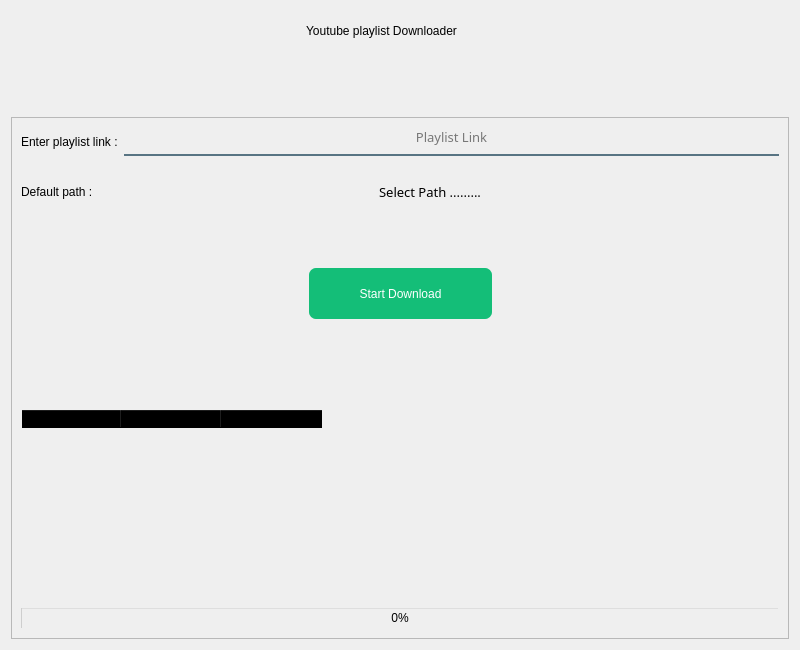
First picture: the form in forms/main_view.ui, repository Abdel-RahmanSaied/Eazy_Downloader, before the edit.
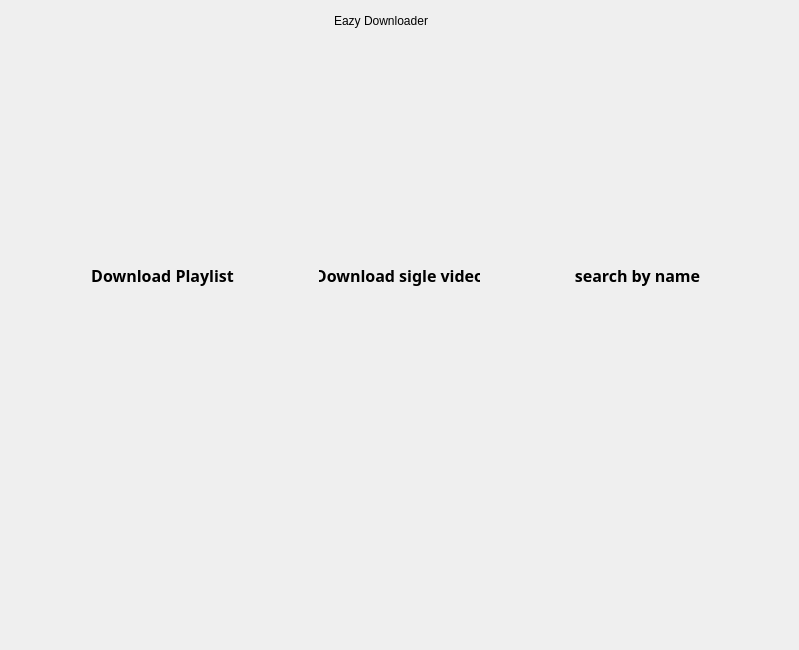
Second picture: the form after the edit. Icons and pictures are not drawn.

Commit message: single video added

```diff
--- a/forms/main_view.ui
+++ b/forms/main_view.ui
@@ -6,7 +6,7 @@
    <rect>
     <x>0</x>
     <y>0</y>
-    <width>800</width>
+    <width>799</width>
     <height>650</height>
    </rect>
   </property>
@@ -19,23 +19,286 @@
   <property name="windowTitle">
    <string>Form</string>
   </property>
-  <layout class="QGridLayout" name="gridLayout_2">
-   <item row="1" column="0">
-    <spacer name="verticalSpacer_3">
+  <layout class="QGridLayout" name="gridLayout">
+   <item row="3" column="0">
+    <spacer name="verticalSpacer">
      <property name="orientation">
       <enum>Qt::Vertical</enum>
      </property>
-     <property name="sizeType">
-      <enum>QSizePolicy::Fixed</enum>
-     </property>
      <property name="sizeHint" stdset="0">
       <size>
        <width>20</width>
-       <height>60</height>
+       <height>322</height>
       </size>
      </property>
     </spacer>
    </item>
+   <item row="2" column="0">
+    <layout class="QHBoxLayout" name="horizontalLayout">
+     <item>
+      <spacer name="horizontalSpacer_4">
+       <property name="orientation">
+        <enum>Qt::Horizontal</enum>
+       </property>
+       <property name="sizeHint" stdset="0">
+        <size>
+         <width>40</width>
+         <height>20</height>
+        </size>
+       </property>
+      </spacer>
+     </item>
+     <item>
+      <layout class="QVBoxLayout" name="verticalLayout_3">
+       <item>
+        <widget class="QPushButton" name="dwnlod_playlist_btn">
+         <property name="minimumSize">
+          <size>
+           <width>161</width>
+           <height>161</height>
+          </size>
+         </property>
+         <property name="maximumSize">
+          <size>
+           <width>161</width>
+           <height>161</height>
+          </size>
+         </property>
+         <property name="styleSheet">
+          <string notr="true">QPushButton {
+
+    padding: 2px;
+    font: bold 15px;
+    border-width: 6px;
+    border-radius: 10px;
+    border-color: #2752B8;
+}
+QPushButton:hover {
+    background-color: #827397;
+}</string>
+         </property>
+         <property name="text">
+          <string/>
+         </property>
+         <property name="icon">
+          <iconset resource="app_resources.qrc">
+           <normaloff>:/icons/images/down.png</normaloff>:/icons/images/down.png</iconset>
+         </property>
+         <property name="iconSize">
+          <size>
+           <width>150</width>
+           <height>150</height>
+          </size>
+         </property>
+        </widget>
+       </item>
+       <item>
+        <widget class="QLabel" name="label_11">
+         <property name="maximumSize">
+          <size>
+           <width>161</width>
+           <height>16777215</height>
+          </size>
+         </property>
+         <property name="font">
+          <font>
+           <family>Acumin Pro</family>
+           <pointsize>12</pointsize>
+           <weight>75</weight>
+           <bold>true</bold>
+          </font>
+         </property>
+         <property name="text">
+          <string>Download Playlist</string>
+         </property>
+         <property name="alignment">
+          <set>Qt::AlignCenter</set>
+         </property>
+        </widget>
+       </item>
+      </layout>
+     </item>
+     <item>
+      <spacer name="horizontalSpacer">
+       <property name="orientation">
+        <enum>Qt::Horizontal</enum>
+       </property>
+       <property name="sizeHint" stdset="0">
+        <size>
+         <width>40</width>
+         <height>20</height>
+        </size>
+       </property>
+      </spacer>
+     </item>
+     <item>
+      <layout class="QVBoxLayout" name="verticalLayout_2">
+       <item>
+        <widget class="QPushButton" name="dwnlod_video_btn">
+         <property name="minimumSize">
+          <size>
+           <width>161</width>
+           <height>161</height>
+          </size>
+         </property>
+         <property name="maximumSize">
+          <size>
+           <width>161</width>
+           <height>161</height>
+          </size>
+         </property>
+         <property name="styleSheet">
+          <string notr="true">QPushButton {
+
+    padding: 2px;
+    font: bold 15px;
+    border-width: 6px;
+    border-radius: 10px;
+    border-color: #2752B8;
+}
+QPushButton:hover {
+    background-color: #827397;
+}</string>
+         </property>
+         <property name="text">
+          <string/>
+         </property>
+         <property name="icon">
+          <iconset resource="app_resources.qrc">
+           <normaloff>:/icons/images/icons8.png</normaloff>:/icons/images/icons8.png</iconset>
+         </property>
+         <property name="iconSize">
+          <size>
+           <width>150</width>
+           <height>150</height>
+          </size>
+         </property>
+        </widget>
+       </item>
+       <item>
+        <widget class="QLabel" name="label_12">
+         <property name="maximumSize">
+          <size>
+           <width>161</width>
+           <height>16777215</height>
+          </size>
+         </property>
+         <property name="font">
+          <font>
+           <family>Acumin Pro</family>
+           <pointsize>12</pointsize>
+           <weight>75</weight>
+           <bold>true</bold>
+          </font>
+         </property>
+         <property name="text">
+          <string>Download sigle video</string>
+         </property>
+         <property name="alignment">
+          <set>Qt::AlignCenter</set>
+         </property>
+        </widget>
+       </item>
+      </layout>
+     </item>
+     <item>
+      <spacer name="horizontalSpacer_2">
+       <property name="orientation">
+        <enum>Qt::Horizontal</enum>
+       </property>
+       <property name="sizeHint" stdset="0">
+        <size>
+         <width>40</width>
+         <height>20</height>
+        </size>
+       </property>
+      </spacer>
+     </item>
+     <item>
+      <layout class="QVBoxLayout" name="verticalLayout">
+       <item>
+        <widget class="QPushButton" name="search_song_btn">
+         <property name="minimumSize">
+          <size>
+           <width>161</width>
+           <height>161</height>
+          </size>
+         </property>
+         <property name="maximumSize">
+          <size>
+           <width>161</width>
+           <height>161</height>
+          </size>
+         </property>
+         <property name="styleSheet">
+          <string notr="true">QPushButton {
+
+    padding: 2px;
+    font: bold 15px;
+    border-width: 6px;
+    border-radius: 10px;
+    border-color: #2752B8;
+}
+QPushButton:hover {
+    background-color: #827397;
+}</string>
+         </property>
+         <property name="text">
+          <string/>
+         </property>
+         <property name="icon">
+          <iconset resource="app_resources.qrc">
+           <normaloff>:/icons/images/icons8-search-50.png</normaloff>:/icons/images/icons8-search-50.png</iconset>
+         </property>
+         <property name="iconSize">
+          <size>
+           <width>100</width>
+           <height>100</height>
+          </size>
+         </property>
+        </widget>
+       </item>
+       <item>
+        <widget class="QLabel" name="label_13">
+         <property name="maximumSize">
+          <size>
+           <width>161</width>
+           <height>16777215</height>
+          </size>
+         </property>
+         <property name="font">
+          <font>
+           <family>Acumin Pro</family>
+           <pointsize>12</pointsize>
+           <weight>75</weight>
+           <bold>true</bold>
+          </font>
+         </property>
+         <property name="text">
+          <string>search by name</string>
+         </property>
+         <property name="alignment">
+          <set>Qt::AlignCenter</set>
+         </property>
+        </widget>
+       </item>
+      </layout>
+     </item>
+     <item>
+      <spacer name="horizontalSpacer_3">
+       <property name="orientation">
+        <enum>Qt::Horizontal</enum>
+       </property>
+       <property name="sizeHint" stdset="0">
+        <size>
+         <width>40</width>
+         <height>20</height>
+        </size>
+       </property>
+      </spacer>
+     </item>
+    </layout>
+   </item>
    <item row="0" column="0">
     <layout class="QHBoxLayout" name="horizontalLayout_4">
      <item>
@@ -60,7 +323,7 @@
 </string>
        </property>
        <property name="text">
-        <string>Youtube playlist Downloader</string>
+        <string>Eazy Downloader</string>
        </property>
        <property name="alignment">
         <set>Qt::AlignCenter</set>
@@ -109,344 +372,21 @@
      </item>
     </layout>
    </item>
-   <item row="2" column="0" rowspan="2">
-    <widget class="QFrame" name="frame">
-     <property name="frameShape">
-      <enum>QFrame::StyledPanel</enum>
+   <item row="1" column="0">
+    <spacer name="verticalSpacer_3">
+     <property name="orientation">
+      <enum>Qt::Vertical</enum>
      </property>
-     <property name="frameShadow">
-      <enum>QFrame::Raised</enum>
+     <property name="sizeType">
+      <enum>QSizePolicy::Fixed</enum>
      </property>
-     <layout class="QGridLayout" name="gridLayout">
-      <item row="0" column="0">
-       <layout class="QVBoxLayout" name="verticalLayout">
-        <item>
-         <layout class="QHBoxLayout" name="horizontalLayout">
-          <item>
-           <widget class="QLabel" name="label">
-            <property name="styleSheet">
-             <string notr="true">font: 14pt &quot;Acumin Pro&quot;;
-
- border-radius: 7px;
-</string>
-            </property>
-            <property name="text">
-             <string>Enter playlist link :</string>
-            </property>
-           </widget>
-          </item>
-          <item>
-           <widget class="QLineEdit" name="link_lin">
-            <property name="minimumSize">
-             <size>
-              <width>400</width>
-              <height>0</height>
-             </size>
-            </property>
-            <property name="font">
-             <font>
-              <family>Alex</family>
-              <pointsize>10</pointsize>
-             </font>
-            </property>
-            <property name="layoutDirection">
-             <enum>Qt::LeftToRight</enum>
-            </property>
-            <property name="styleSheet">
-             <string notr="true">background-color:rgba(0, 0, 0, 0);
-border:none;
-border-bottom:2px solid rgba(46, 82, 101, 200);
-
-padding-bottom:7px;</string>
-            </property>
-            <property name="inputMask">
-             <string/>
-            </property>
-            <property name="text">
-             <string/>
-            </property>
-            <property name="alignment">
-             <set>Qt::AlignCenter</set>
-            </property>
-            <property name="placeholderText">
-             <string>Playlist Link</string>
-            </property>
-           </widget>
-          </item>
-         </layout>
-        </item>
-        <item>
-         <spacer name="verticalSpacer">
-          <property name="orientation">
-           <enum>Qt::Vertical</enum>
-          </property>
-          <property name="sizeType">
-           <enum>QSizePolicy::Fixed</enum>
-          </property>
-          <property name="sizeHint" stdset="0">
-           <size>
-            <width>20</width>
-            <height>20</height>
-           </size>
-          </property>
-         </spacer>
-        </item>
-        <item>
-         <layout class="QHBoxLayout" name="horizontalLayout_2">
-          <item>
-           <widget class="QLabel" name="label_2">
-            <property name="maximumSize">
-             <size>
-              <width>130</width>
-              <height>16777215</height>
-             </size>
-            </property>
-            <property name="styleSheet">
-             <string notr="true">font: 14pt &quot;Acumin Pro&quot;;
-
- border-radius: 7px;
-</string>
-            </property>
-            <property name="text">
-             <string>Default path : </string>
-            </property>
-           </widget>
-          </item>
-          <item>
-           <spacer name="horizontalSpacer">
-            <property name="orientation">
-             <enum>Qt::Horizontal</enum>
-            </property>
-            <property name="sizeType">
-             <enum>QSizePolicy::Fixed</enum>
-            </property>
-            <property name="sizeHint" stdset="0">
-             <size>
-              <width>20</width>
-              <height>20</height>
-             </size>
-            </property>
-           </spacer>
-          </item>
-          <item>
-           <widget class="QLabel" name="path_lbl">
-            <property name="font">
-             <font>
-              <family>Alex</family>
-              <pointsize>10</pointsize>
-              <weight>50</weight>
-              <italic>false</italic>
-              <bold>false</bold>
-             </font>
-            </property>
-            <property name="styleSheet">
-             <string notr="true">
-
- border-radius: 7px;
-</string>
-            </property>
-            <property name="text">
-             <string>Select Path .........</string>
-            </property>
-            <property name="alignment">
-             <set>Qt::AlignCenter</set>
-            </property>
-           </widget>
-          </item>
-          <item>
-           <spacer name="horizontalSpacer_2">
-            <property name="orientation">
-             <enum>Qt::Horizontal</enum>
-            </property>
-            <property name="sizeType">
-             <enum>QSizePolicy::Fixed</enum>
-            </property>
-            <property name="sizeHint" stdset="0">
-             <size>
-              <width>20</width>
-              <height>20</height>
-             </size>
-            </property>
-           </spacer>
-          </item>
-          <item>
-           <widget class="QPushButton" name="editPath_btn">
-            <property name="minimumSize">
-             <size>
-              <width>20</width>
-              <height>20</height>
-             </size>
-            </property>
-            <property name="maximumSize">
-             <size>
-              <width>30</width>
-              <height>30</height>
-             </size>
-            </property>
-            <property name="styleSheet">
-             <string notr="true">font: 14pt &quot;Acumin Pro&quot;;
-
- border-radius: 7px;
-</string>
-            </property>
-            <property name="text">
-             <string/>
-            </property>
-            <property name="icon">
-             <iconset resource="app_resources.qrc">
-              <normaloff>:/icons/images/Untitled-2.png</normaloff>:/icons/images/Untitled-2.png</iconset>
-            </property>
-            <property name="iconSize">
-             <size>
-              <width>20</width>
-              <height>20</height>
-             </size>
-            </property>
-           </widget>
-          </item>
-          <item>
-           <spacer name="horizontalSpacer_5">
-            <property name="orientation">
-             <enum>Qt::Horizontal</enum>
-            </property>
-            <property name="sizeType">
-             <enum>QSizePolicy::Fixed</enum>
-            </property>
-            <property name="sizeHint" stdset="0">
-             <size>
-              <width>40</width>
-              <height>20</height>
-             </size>
-            </property>
-           </spacer>
-          </item>
-         </layout>
-        </item>
-        <item>
-         <spacer name="verticalSpacer_2">
-          <property name="orientation">
-           <enum>Qt::Vertical</enum>
-          </property>
-          <property name="sizeType">
-           <enum>QSizePolicy::Fixed</enum>
-          </property>
-          <property name="sizeHint" stdset="0">
-           <size>
-            <width>20</width>
-            <height>60</height>
-           </size>
-          </property>
-         </spacer>
-        </item>
-        <item>
-         <layout class="QHBoxLayout" name="horizontalLayout_3">
-          <item>
-           <spacer name="horizontalSpacer_3">
-            <property name="orientation">
-             <enum>Qt::Horizontal</enum>
-            </property>
-            <property name="sizeHint" stdset="0">
-             <size>
-              <width>40</width>
-              <height>20</height>
-             </size>
-            </property>
-           </spacer>
-          </item>
-          <item>
-           <widget class="QPushButton" name="download_btn">
-            <property name="minimumSize">
-             <size>
-              <width>183</width>
-              <height>51</height>
-             </size>
-            </property>
-            <property name="maximumSize">
-             <size>
-              <width>300</width>
-              <height>51</height>
-             </size>
-            </property>
-            <property name="styleSheet">
-             <string notr="true">font: 14pt &quot;Acumin Pro&quot;;
-color: rgb(255, 255, 255);
-background-color: rgb(20,  190, 120);
-
- border-radius: 7px;
-</string>
-            </property>
-            <property name="text">
-             <string>Start Download</string>
-            </property>
-           </widget>
-          </item>
-          <item>
-           <spacer name="horizontalSpacer_4">
-            <property name="orientation">
-             <enum>Qt::Horizontal</enum>
-            </property>
-            <property name="sizeHint" stdset="0">
-             <size>
-              <width>40</width>
-              <height>20</height>
-             </size>
-            </property>
-           </spacer>
-          </item>
-         </layout>
-        </item>
-       </layout>
-      </item>
-      <item row="2" column="0">
-       <widget class="QTableWidget" name="tableWidget">
-        <property name="styleSheet">
-         <string notr="true">background-color: rgb(170, 170, 255,0);</string>
-        </property>
-        <property name="editTriggers">
-         <set>QAbstractItemView::NoEditTriggers</set>
-        </property>
-        <column>
-         <property name="text">
-          <string>File Name</string>
-         </property>
-        </column>
-        <column>
-         <property name="text">
-          <string>Description</string>
-         </property>
-        </column>
-        <column>
-         <property name="text">
-          <string>Status</string>
-         </property>
-        </column>
-       </widget>
-      </item>
-      <item row="3" column="0">
-       <widget class="QProgressBar" name="progressBar">
-        <property name="styleSheet">
-         <string notr="true">background-color: rgb(0, 255, 255,0);</string>
-        </property>
-        <property name="value">
-         <number>0</number>
-        </property>
-       </widget>
-      </item>
-      <item row="1" column="0">
-       <spacer name="verticalSpacer_5">
-        <property name="orientation">
-         <enum>Qt::Vertical</enum>
-        </property>
-        <property name="sizeHint" stdset="0">
-         <size>
-          <width>20</width>
-          <height>40</height>
-         </size>
-        </property>
-       </spacer>
-      </item>
-     </layout>
-    </widget>
+     <property name="sizeHint" stdset="0">
+      <size>
+       <width>20</width>
+       <height>60</height>
+      </size>
+     </property>
+    </spacer>
    </item>
   </layout>
  </widget>
```
The commit also changes 11 other files.
